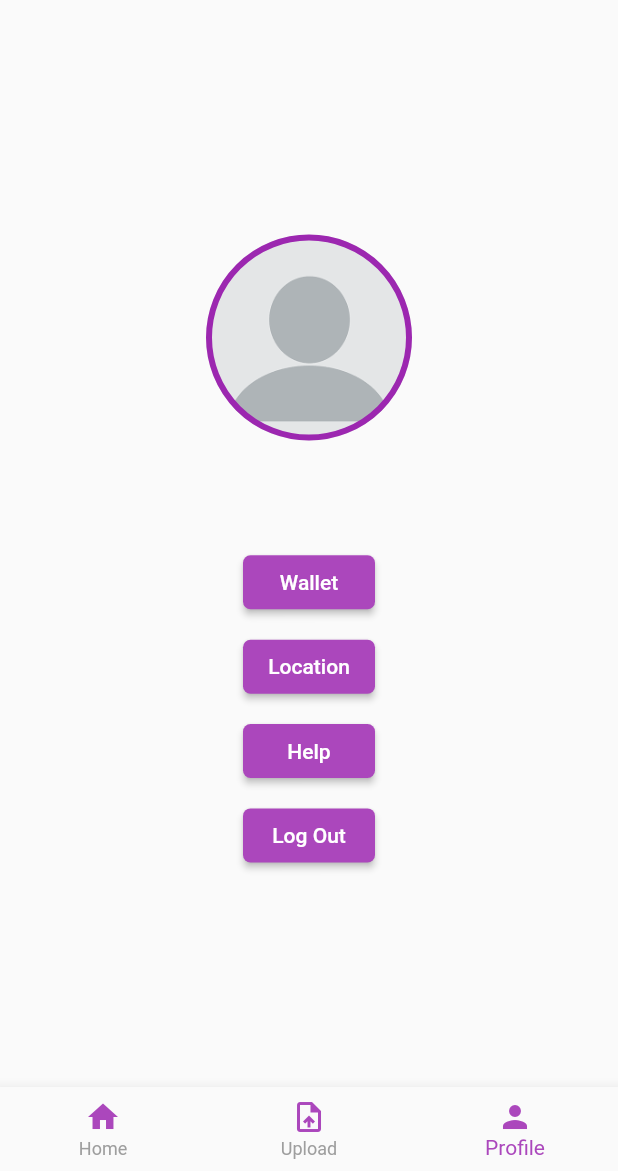
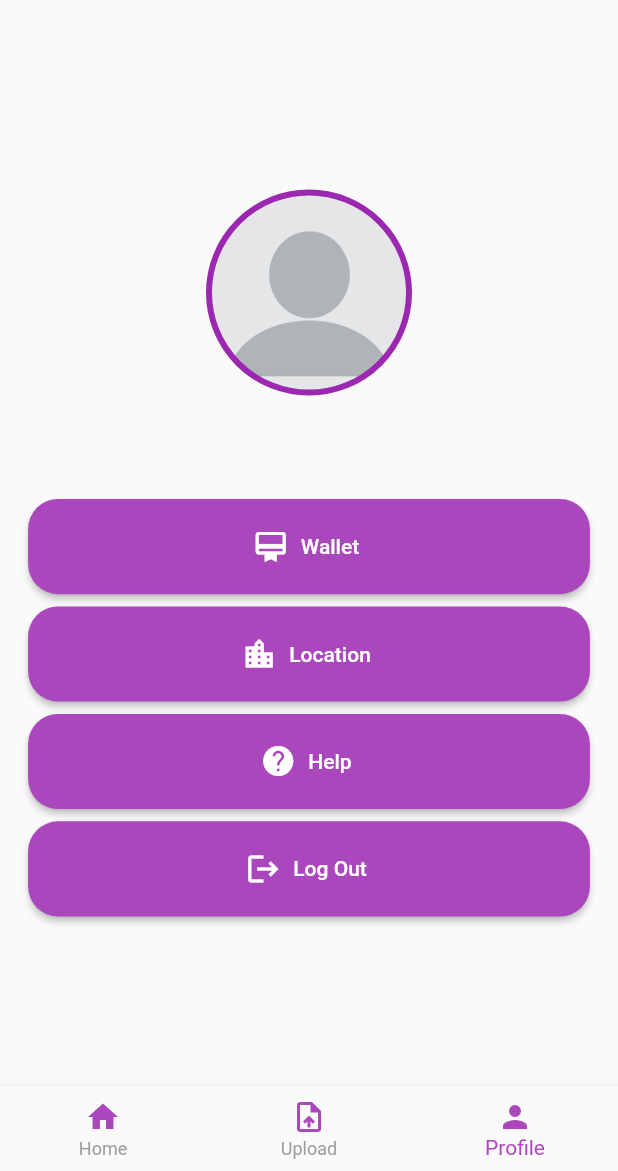
Before and after one commit to taufiqzaidong/GoWallpaper-Final, a Flutter app: the screen it shows once a user with an empty profile is signed in, item 3 of the bottom bar chosen, on a phone screen of 412 x 824 dp, the part 65-1236 px from its top. Run offline on Flutter 3.47's test engine with Material 2 defaults, Android fonts, the phone set to English and light mode, and no system bars; our stand-ins replace cloud_firestore, dio, firebase_auth, firebase_core, firebase_storage, flutter_cache_manager and 7 more; missing offline and left inert: flutter_statusbarcolor, wallpaper_manager; accounts and stored records are empty; network calls fail.

Commit message:
Update profile.dart

```diff
--- a/lib/screens/profile.dart
+++ b/lib/screens/profile.dart
@@ -70,30 +70,40 @@ class _ProfileState extends State<Profile> {
               },
             ),
             SizedBox(
-              height: MediaQuery.of(context).size.height / 50,
+              height: 15,
             ),
-            RaisedButton(
+            ButtonTheme(
+              minWidth: MediaQuery.of(context).size.width / 1.1,
+              height: MediaQuery.of(context).size.height / 13,
+              child: RaisedButton.icon(
+                icon: Icon(Icons.wallet_membership),
                 shape: RoundedRectangleBorder(
-                  borderRadius: BorderRadius.circular(5)),
+                  borderRadius: BorderRadius.circular(20),
+                ),
                 color: Colors.purple[400],
                 textColor: Colors.white,
-              child: Text('Wallet'),
+                label: Text('Wallet'),
                 onPressed: () {
                   Navigator.push(
                     context,
-                  MaterialPageRoute(builder: (context) => Fingerprint()),
+                    MaterialPageRoute(builder: (context) => Wallet()),
                   );
                 },
+              ),
             ),
             SizedBox(
               height: MediaQuery.of(context).size.height / 100,
             ),
-            RaisedButton(
+            ButtonTheme(
+              minWidth: MediaQuery.of(context).size.width / 1.1,
+              height: MediaQuery.of(context).size.height / 13,
+              child: RaisedButton.icon(
+                icon: Icon(Icons.location_city),
                 shape: RoundedRectangleBorder(
-                  borderRadius: BorderRadius.circular(5)),
+                    borderRadius: BorderRadius.circular(20)),
                 color: Colors.purple[400],
                 textColor: Colors.white,
-              child: Text('Location'),
+                label: Text('Location'),
                 onPressed: () {
                   Navigator.push(
                     context,
@@ -101,15 +111,20 @@ class _ProfileState extends State<Profile> {
                   );
                 },
               ),
+            ),
             SizedBox(
               height: MediaQuery.of(context).size.height / 100,
             ),
-            RaisedButton(
+            ButtonTheme(
+              minWidth: MediaQuery.of(context).size.width / 1.1,
+              height: MediaQuery.of(context).size.height / 13,
+              child: RaisedButton.icon(
+                icon: Icon(Icons.help),
                 shape: RoundedRectangleBorder(
-                  borderRadius: BorderRadius.circular(5)),
+                    borderRadius: BorderRadius.circular(20)),
                 color: Colors.purple[400],
                 textColor: Colors.white,
-              child: Text('Help'),
+                label: Text('Help'),
                 onPressed: () {
                   Navigator.push(
                     context,
@@ -117,18 +132,24 @@ class _ProfileState extends State<Profile> {
                   );
                 },
               ),
+            ),
             SizedBox(
               height: MediaQuery.of(context).size.height / 100,
             ),
-            RaisedButton(
+            ButtonTheme(
+              minWidth: MediaQuery.of(context).size.width / 1.1,
+              height: MediaQuery.of(context).size.height / 13,
+              child: RaisedButton.icon(
+                icon: Icon(Icons.logout),
                 shape: RoundedRectangleBorder(
-                  borderRadius: BorderRadius.circular(5)),
+                    borderRadius: BorderRadius.circular(20)),
                 color: Colors.purple[400],
                 textColor: Colors.white,
-              child: Text('Log Out'),
+                label: Text('Log Out'),
                 onPressed: () async {
                   await _auth.signOut();
                 },
+              ),
             ),
           ],
         ),
```
Lines whose indentation alone changed are shown as unchanged.
